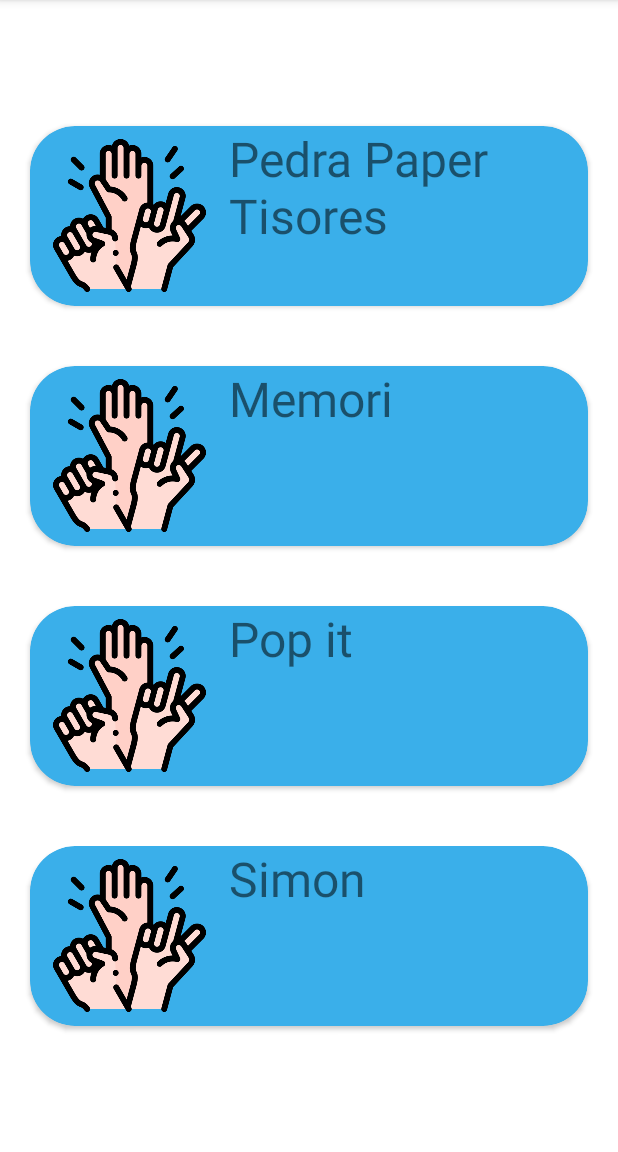
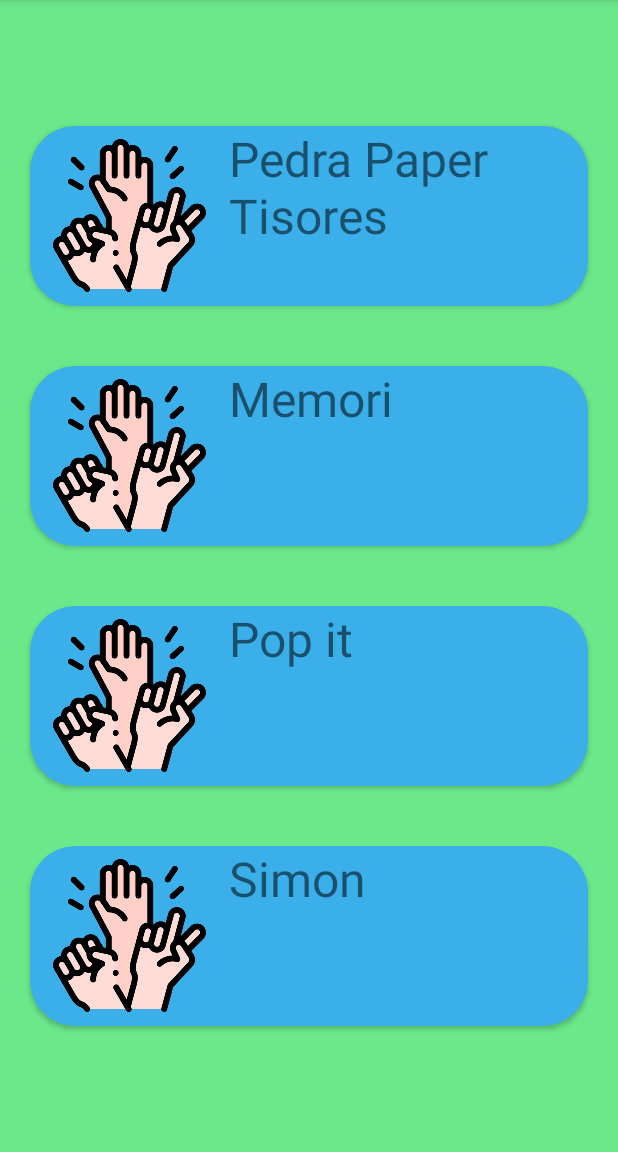
Before and after one commit to zombie23991/MiniMochis, an Android app: the fragment Jocs shown on its own in the app's theme, on a phone screen of 412 x 824 dp, the part 84-1236 px from its top. Run offline under Robolectric (Android 15) with nearby library versions, the phone set to English and light mode, and no system bars.

Commit message:
Jocs definits 2

```diff
--- a/app/src/main/res/layout/jocs_layout.xml
+++ b/app/src/main/res/layout/jocs_layout.xml
@@ -4,7 +4,8 @@
     android:orientation="vertical"
     android:gravity="center"
     android:layout_width="match_parent"
-    android:layout_height="match_parent">
+    android:layout_height="match_parent"
+    android:background="@color/verd_suau">
 
     <androidx.cardview.widget.CardView
         android:layout_width="match_parent"
```
